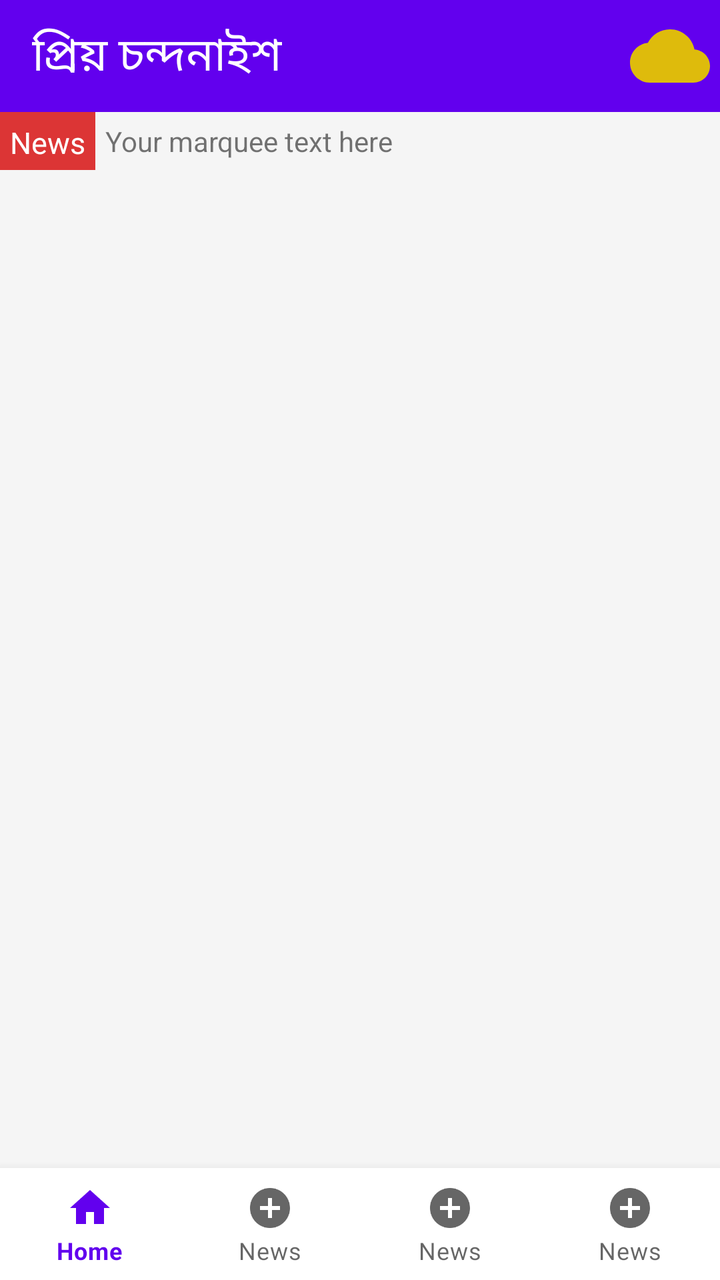
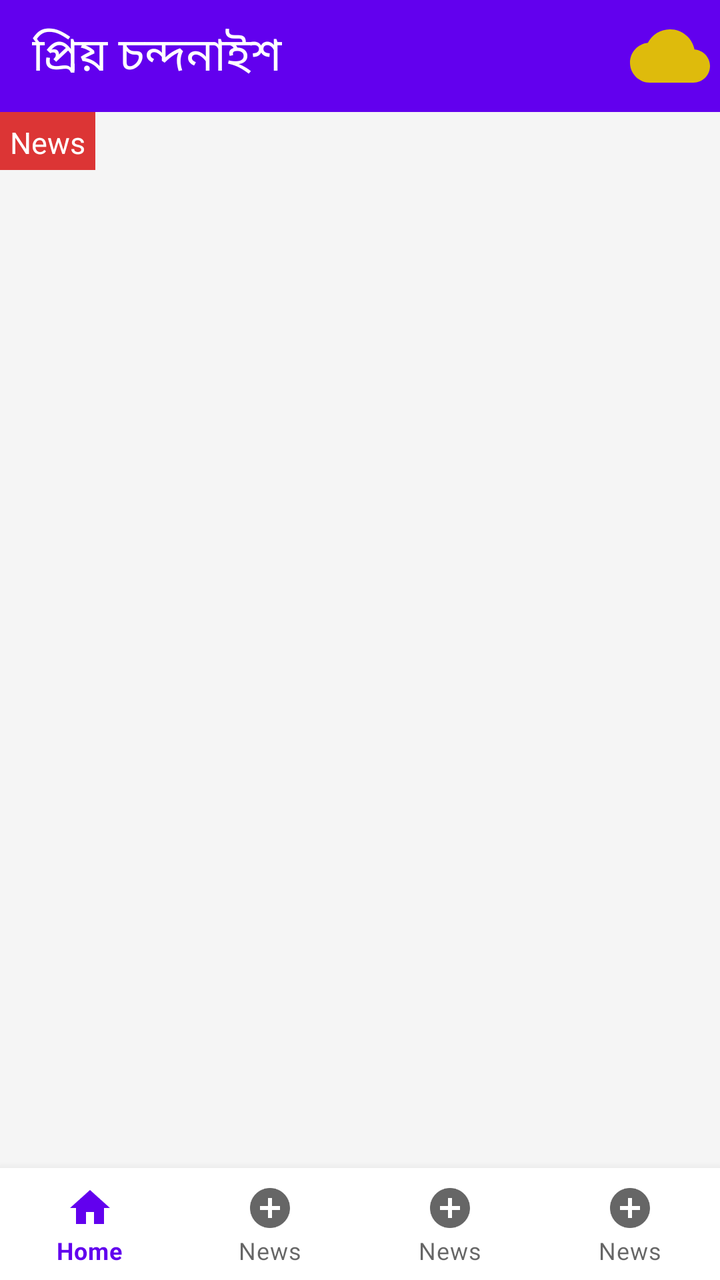

The first picture is an Android layout as it rendered before a commit; the second is the same layout after the commit. The layout source and the unified diff follow.
<!-- AndroidManifest.xml: application theme Theme.Chandanaish -->
<!-- res/layout/activity_main.xml -->
<RelativeLayout
    xmlns:android="http://schemas.android.com/apk/res/android"
    xmlns:app="http://schemas.android.com/apk/res-auto"
    xmlns:tools="http://schemas.android.com/tools"
    android:layout_width="match_parent"
    android:layout_height="match_parent"
    android:background="#D3F3F3F3"
    tools:context=".MainActivity">

    
    <com.google.android.material.appbar.AppBarLayout
        android:id="@+id/lay1"
        android:layout_width="match_parent"
        android:layout_height="wrap_content"
        android:layout_alignParentTop="true">

        <androidx.appcompat.widget.Toolbar
            android:id="@+id/toolbar"
            android:layout_width="match_parent"
            android:layout_height="wrap_content"
            android:background="?attr/colorPrimary"
            android:minHeight="?attr/actionBarSize"
            android:theme="?attr/actionBarTheme">

            <TextView
                android:layout_width="wrap_content"
                android:layout_height="wrap_content"
                android:text="প্রিয় চন্দনাইশ"
                android:textColor="#FFFFFF"
                android:textSize="23sp"/>

            <TextView
                android:id="@+id/dateandtime"
                android:layout_width="wrap_content"
                android:layout_height="wrap_content"/>

            <ImageView
                android:id="@+id/temparature"
                android:layout_width="40dp"
                android:layout_height="40dp"
                android:layout_gravity="end"
                android:layout_marginEnd="5dp"
                android:src="@drawable/ic_baseline_cloud_24"/>
        </androidx.appcompat.widget.Toolbar>
    </com.google.android.material.appbar.AppBarLayout>

    
    <LinearLayout
        android:id="@+id/mainlay"
        android:layout_width="match_parent"
        android:layout_height="wrap_content"
        android:layout_below="@id/lay1"
        android:orientation="vertical">

        <androidx.core.widget.NestedScrollView
            android:layout_width="match_parent"
            android:layout_height="wrap_content"
            android:fillViewport="true">

            <LinearLayout
                android:layout_width="match_parent"
                android:layout_height="wrap_content"
                android:orientation="vertical">

                
                <LinearLayout
                    android:id="@+id/lay2"
                    android:layout_width="match_parent"
                    android:layout_height="29dp"
                    android:orientation="horizontal">

                    <LinearLayout
                        android:layout_width="wrap_content"
                        android:layout_height="match_parent"
                        android:background="#DC3535"
                        android:padding="5sp">

                        <TextView
                            android:layout_width="match_parent"
                            android:layout_height="match_parent"
                            android:text="News"
                            android:textColor="@color/white"
                            android:textSize="15sp"/>
                    </LinearLayout>

                    <LinearLayout
                        android:layout_width="wrap_content"
                        android:layout_height="match_parent"
                        android:padding="5sp">

                        <TextView
                            android:id="@+id/marqueetext"
                            android:layout_width="wrap_content"
                            android:layout_height="match_parent"
                            android:ellipsize="marquee"
                            android:focusable="true"
                            android:focusableInTouchMode="true"
                            android:marqueeRepeatLimit="marquee_forever"
                            android:scrollHorizontally="true"
                            android:singleLine="true"
                            android:text="Your marquee text here"/>
                    </LinearLayout>
                </LinearLayout>

                
                <androidx.recyclerview.widget.RecyclerView
                    android:id="@+id/recyclerViewMenu"
                    android:layout_width="match_parent"
                    android:layout_height="wrap_content"/>

                


















                







            </LinearLayout>
        </androidx.core.widget.NestedScrollView>
    </LinearLayout>

    
    <com.google.android.material.bottomnavigation.BottomNavigationView
        android:id="@+id/bottomNavigationView"
        android:layout_width="match_parent"
        android:layout_height="wrap_content"
        android:layout_alignParentBottom="true"
        android:background="@color/white"
        app:labelVisibilityMode="labeled"
        app:menu="@menu/bottom_menu"/>
    

</RelativeLayout>
<!-- resources referenced by this layout -->
<resources>
  <color name="white">#FFFFFFFF</color>
  <!-- drawable ic_baseline_cloud_24 (drawable) -->
  <vector android:height="24dp" android:tint="#DEBB0C"
      android:viewportHeight="24" android:viewportWidth="24"
      android:width="24dp" xmlns:android="http://schemas.android.com/apk/res/android">
      <path android:fillColor="@android:color/white" android:pathData="M19.35,10.04C18.67,6.59 15.64,4 12,4 9.11,4 6.6,5.64 5.35,8.04 2.34,8.36 0,10.91 0,14c0,3.31 2.69,6 6,6h13c2.76,0 5,-2.24 5,-5 0,-2.64 -2.05,-4.78 -4.65,-4.96z"/>
  </vector>
  <style name="Theme.Chandanaish" parent="Theme.MaterialComponents.DayNight.NoActionBar">
          
          <item name="colorPrimary">@color/purple_500</item>
          <item name="colorPrimaryVariant">@color/purple_700</item>
          <item name="colorOnPrimary">@color/white</item>
          
          <item name="colorSecondary">@color/teal_200</item>
          <item name="colorSecondaryVariant">@color/teal_700</item>
          <item name="colorOnSecondary">@color/black</item>
          
          <item name="android:statusBarColor">?attr/colorPrimaryVariant</item>
          
      </style>
  <color name="purple_500">#FF6200EE</color>
  <color name="purple_700">#FF3700B3</color>
  <color name="teal_200">#FF03DAC5</color>
  <color name="teal_700">#FF018786</color>
  <color name="black">#FF000000</color>
</resources>

<!-- the commit's change to res/layout/activity_main.xml (unified diff, before → after) -->
@@ -90,15 +90,16 @@
 
                         <TextView
                             android:id="@+id/marqueetext"
-                            android:layout_width="wrap_content"
+                            android:layout_width="match_parent"
                             android:layout_height="match_parent"
+                            android:singleLine="true"
                             android:ellipsize="marquee"
-                            android:focusable="true"
-                            android:focusableInTouchMode="true"
+                            android:fadingEdge="horizontal"
                             android:marqueeRepeatLimit="marquee_forever"
                             android:scrollHorizontally="true"
-                            android:singleLine="true"
-                            android:text="Your marquee text here"/>
+
+                            android:text=""
+                        android:layout_gravity="center" />
                     </LinearLayout>
                 </LinearLayout>
 
